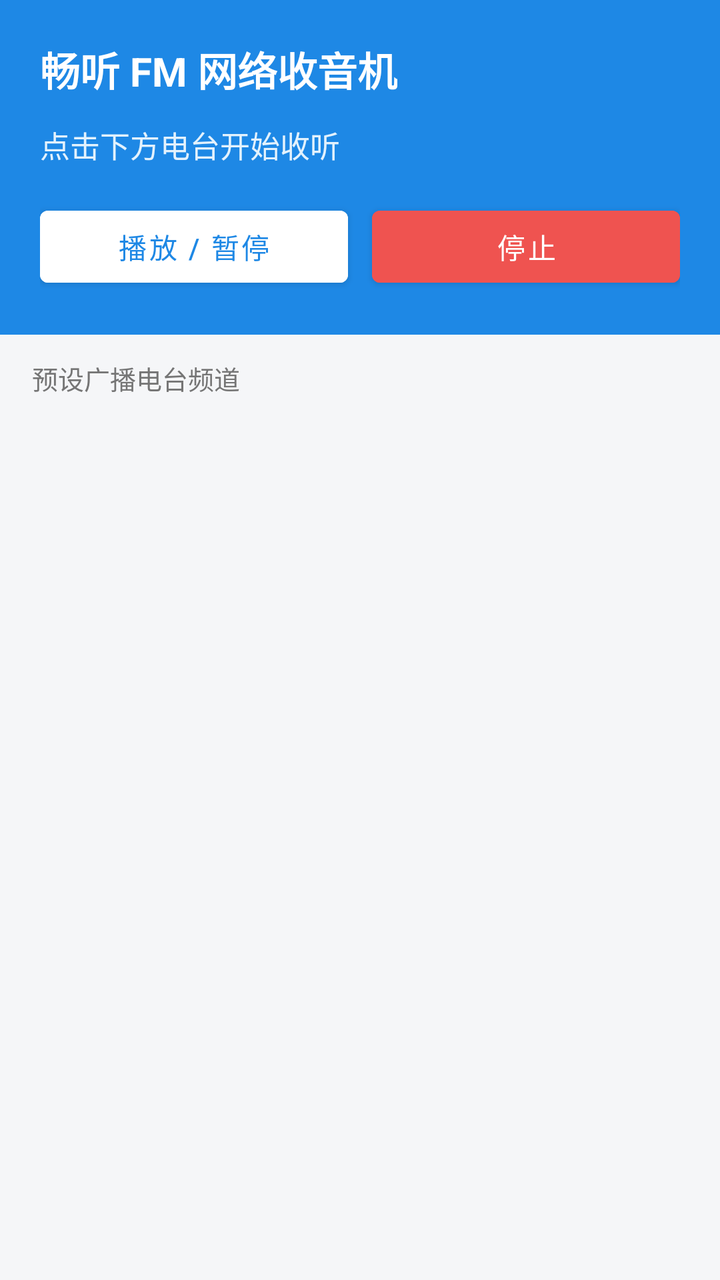
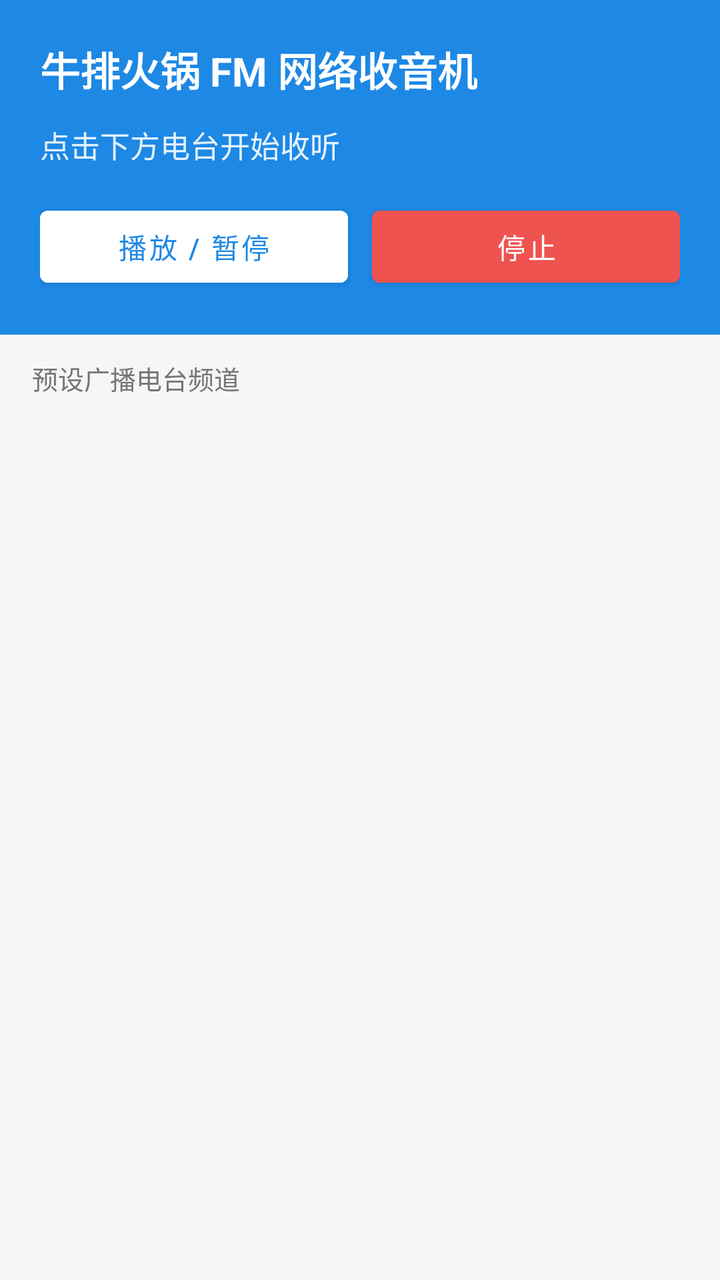

The first picture is an Android layout as it rendered before a commit; the second is the same layout after the commit. The layout source and the unified diff follow.
<!-- AndroidManifest.xml: application theme Theme.RadioFM -->
<!-- res/layout/activity_main.xml -->
<?xml version="1.0" encoding="utf-8"?>
<LinearLayout xmlns:android="http://schemas.android.com/apk/res/android"
    android:layout_width="match_parent"
    android:layout_height="match_parent"
    android:orientation="vertical"
    android:background="@color/page_background">

    
    <LinearLayout
        android:layout_width="match_parent"
        android:layout_height="wrap_content"
        android:orientation="vertical"
        android:background="@color/header_background"
        android:padding="20dp">

        <TextView
            android:layout_width="wrap_content"
            android:layout_height="wrap_content"
            android:text="畅听 FM 网络收音机"
            android:textColor="@color/header_title_text"
            android:textSize="20sp"
            android:textStyle="bold" />

        <TextView
            android:id="@+id/tv_current_channel"
            android:layout_width="match_parent"
            android:layout_height="wrap_content"
            android:layout_marginTop="12dp"
            android:text="点击下方电台开始收听"
            android:textColor="@color/header_subtitle_text"
            android:textSize="15sp" />

        <LinearLayout
            android:layout_width="match_parent"
            android:layout_height="wrap_content"
            android:orientation="horizontal"
            android:layout_marginTop="16dp">

            <Button
                android:id="@+id/btn_toggle_play"
                android:layout_width="0dp"
                android:layout_height="wrap_content"
                android:layout_weight="1"
                android:backgroundTint="@color/button_toggle_bg"
                android:textColor="@color/button_toggle_text"
                android:text="播放 / 暂停" />

            <Button
                android:id="@+id/btn_stop"
                android:layout_width="0dp"
                android:layout_height="wrap_content"
                android:layout_weight="1"
                android:layout_marginStart="12dp"
                android:backgroundTint="#EF5350"
                android:textColor="#FFFFFF"
                android:text="停止" />
        </LinearLayout>
    </LinearLayout>

    
    <TextView
        android:layout_width="match_parent"
        android:layout_height="wrap_content"
        android:paddingHorizontal="16dp"
        android:paddingVertical="12dp"
        android:text="预设广播电台频道"
        android:textColor="@color/section_title_text"
        android:textSize="13sp" />

    
    <androidx.recyclerview.widget.RecyclerView
        android:id="@+id/rv_channels"
        android:layout_width="match_parent"
        android:layout_height="0dp"
        android:layout_weight="1" />

</LinearLayout>
<!-- resources referenced by this layout -->
<resources>
  <color name="button_toggle_bg">#FFFFFF</color>
  <color name="button_toggle_text">#1E88E5</color>
  <color name="header_background">#1E88E5</color>
  <color name="header_subtitle_text">#E3F2FD</color>
  <color name="header_title_text">#FFFFFF</color>
  <color name="page_background">#F5F6F8</color>
  <color name="section_title_text">#757575</color>
  <style name="Theme.RadioFM" parent="Theme.MaterialComponents.DayNight.NoActionBar">
          <item name="colorPrimary">@color/primary</item>
          <item name="colorPrimaryDark">@color/primary_dark</item>
          <item name="colorAccent">@color/accent</item>
          <item name="android:windowBackground">@color/page_background</item>
      </style>
  <color name="primary">#1E88E5</color>
  <color name="primary_dark">#1565C0</color>
  <color name="accent">#FF4081</color>
</resources>

<!-- the commit's change to res/layout/activity_main.xml (unified diff, before → after) -->
@@ -16,7 +16,7 @@
         <TextView
             android:layout_width="wrap_content"
             android:layout_height="wrap_content"
-            android:text="畅听 FM 网络收音机"
+            android:text="牛排火锅 FM 网络收音机"
             android:textColor="@color/header_title_text"
             android:textSize="20sp"
             android:textStyle="bold" />
